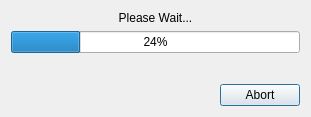
frabas/DISPLACE_GUI, file qtgui/waitdialog.ui: the form before one commit.
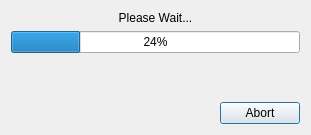
The form after the commit.

Diff of the .ui file:
```diff
--- a/qtgui/waitdialog.ui
+++ b/qtgui/waitdialog.ui
@@ -10,7 +10,7 @@
     <x>0</x>
     <y>0</y>
     <width>311</width>
-    <height>117</height>
+    <height>135</height>
    </rect>
   </property>
   <property name="sizePolicy">
```
Left out of the diff: 7 changed lines with no effect on the pictures.
